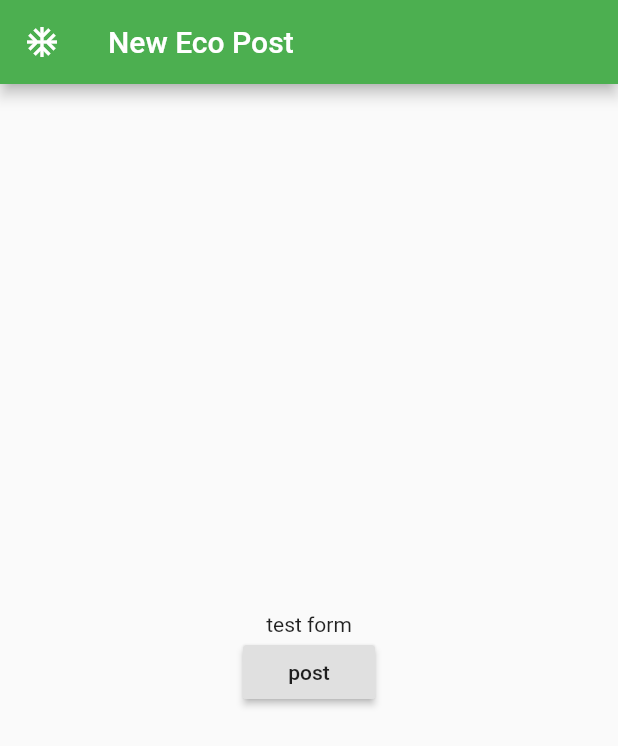
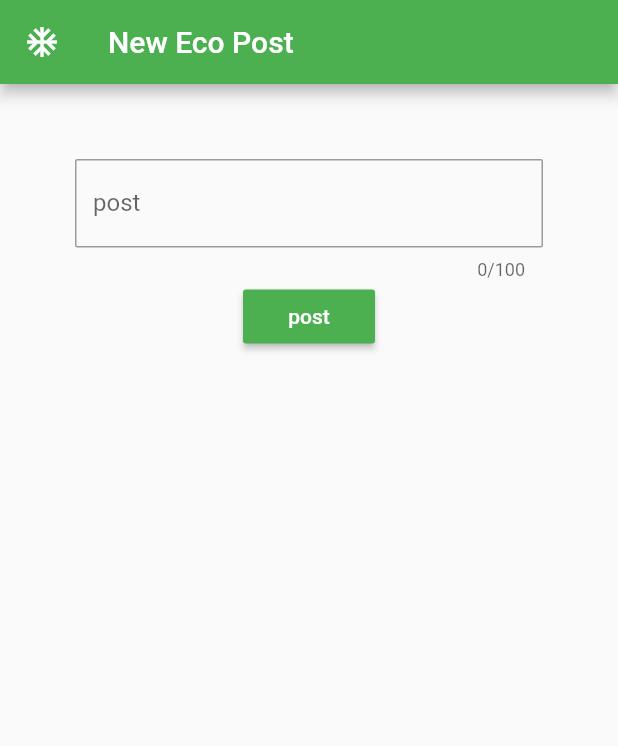
Before and after one commit to kmgk/flutter_hack_20, a Flutter app: the screen it shows once a user with an empty profile is signed in, after a tap on the "add" icon, on a phone screen of 412 x 824 dp. Shown: the top 746 px of the screen. Run offline on Flutter 3.47's test engine with Material 2 defaults, Android fonts, the phone set to English and light mode, and no system bars; our stand-ins replace cloud_firestore, firebase_auth; accounts and stored records are empty.

Commit message:
EcoPostPageを追加

```diff
--- a/lib/common_widget/appbar.dart
+++ b/lib/common_widget/appbar.dart
@@ -1,13 +1,7 @@
 import 'package:flutter/material.dart';
-import 'package:flutter_hack20/sevice/firebase_auth_service.dart';
 
 AppBar commonAppBar(String title, {Color color}) {
   return AppBar(
-    leading: IconButton(
-        icon: Icon(Icons.ac_unit),
-        onPressed: () {
-          FirebaseAuthService.instance.signOut();
-        }),
     title: Text(
       title,
       style: const TextStyle(color: Colors.white ?? Colors.black),
--- a/lib/view/eco_post_page/eco_post_page.dart
+++ b/lib/view/eco_post_page/eco_post_page.dart
@@ -1,10 +1,9 @@
 import 'package:flutter/material.dart';
+
 import 'package:flutter_hack20/model/ecoPost.dart';
 import 'package:flutter_hack20/model/user.dart';
 import 'package:flutter_hack20/sevice/firebase_auth_service.dart';
 import 'package:flutter_hack20/sevice/firestore_service.dart';
-import 'package:provider/provider.dart';
-import 'package:firebase_auth/firebase_auth.dart';
 
 class EcoPostPage extends StatefulWidget {
   const EcoPostPage({@required this.user});
@@ -15,6 +14,10 @@ class EcoPostPage extends StatefulWidget {
 }
 
 class _EcoPostPageState extends State<EcoPostPage> {
+  final GlobalKey<FormState> _formKey = GlobalKey<FormState>();
+
+  String body = '';
+
   @override
   Widget build(BuildContext context) {
     return Scaffold(
@@ -24,25 +27,57 @@ class _EcoPostPageState extends State<EcoPostPage> {
           onPressed: () {
             FirebaseAuthService.instance.signOut();
             Navigator.pop(context);
-            }),
+          },
+        ),
         title: const Text('New Eco Post'),
       ),
-      body: Center(
+      body: Form(
+        key: _formKey,
+        child: Container(
+          padding: const EdgeInsets.all(50.0),
           child: Column(
-          mainAxisAlignment: MainAxisAlignment.center,
             children: <Widget>[
-            const Text('test form'),
-            RaisedButton(
-              child: const Text('post'),
-              onPressed: () {
-                FirestoreService.instance.createEcoPost(
-                  EcoPost.forCreate(widget.user, 'test'),
-                );
+              TextFormField(
+                maxLines: null,
+                enabled: true,
+                maxLength: 100,
+                maxLengthEnforced: false,
+                obscureText: false,
+                autovalidate: false,
+                decoration: InputDecoration(
+                    hintText: 'eco post',
+                    labelText: 'post',
+                    border: OutlineInputBorder(
+                        gapPadding: 0.0,
+                        borderRadius: BorderRadius.circular(1.5))),
+                validator: (String value) {
+                  return value.isEmpty ? 'eco post is required' : null;
+                },
+                onSaved: (String value) {
+                  body = value;
                 },
               ),
+              RaisedButton(
+                  color: Colors.green,
+                  onPressed: _submission,
+                  child: const Text(
+                    'post',
+                    style: TextStyle(color: Colors.white),
+                  ))
             ],
+          ),
         ),
       ),
     );
   }
+
+  void _submission() {
+    if (_formKey.currentState.validate()) {
+      _formKey.currentState.save();
+      FirestoreService.instance.createEcoPost(
+        EcoPost.forCreate(widget.user, body),
+      );
+      Navigator.pop(context);
     }
+  }
+}
```
Lines whose indentation alone changed are shown as unchanged.
